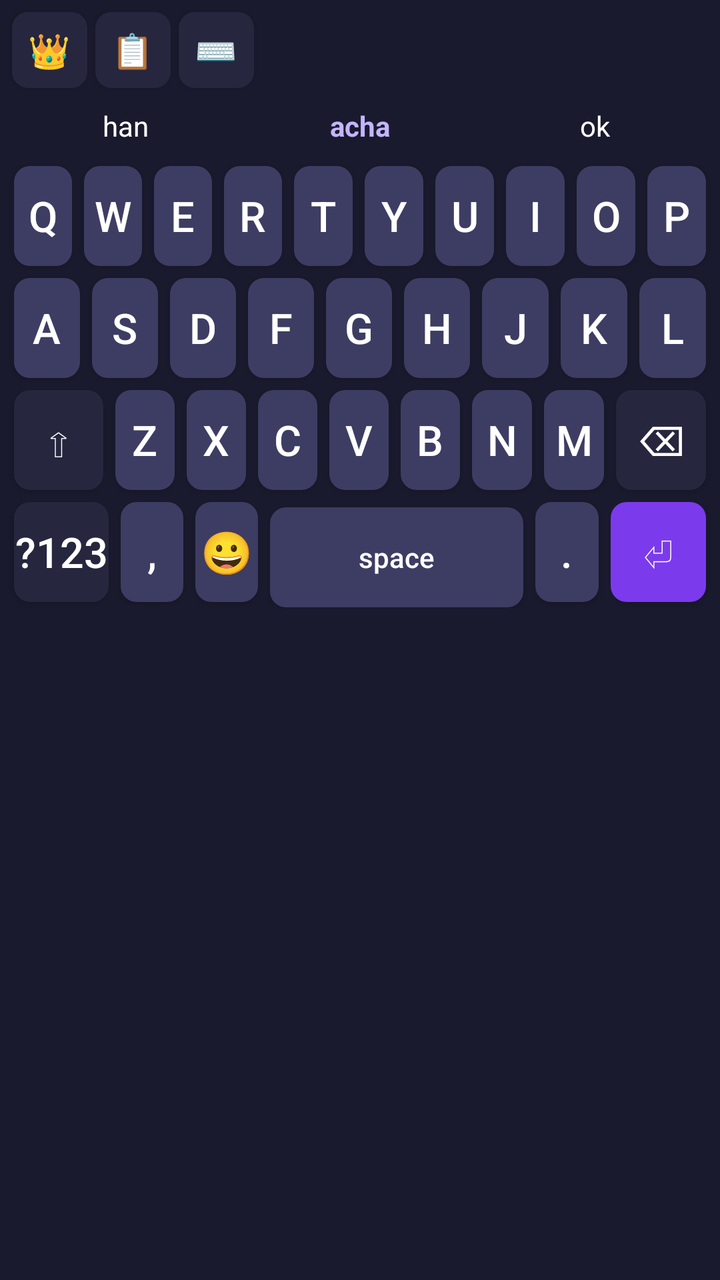
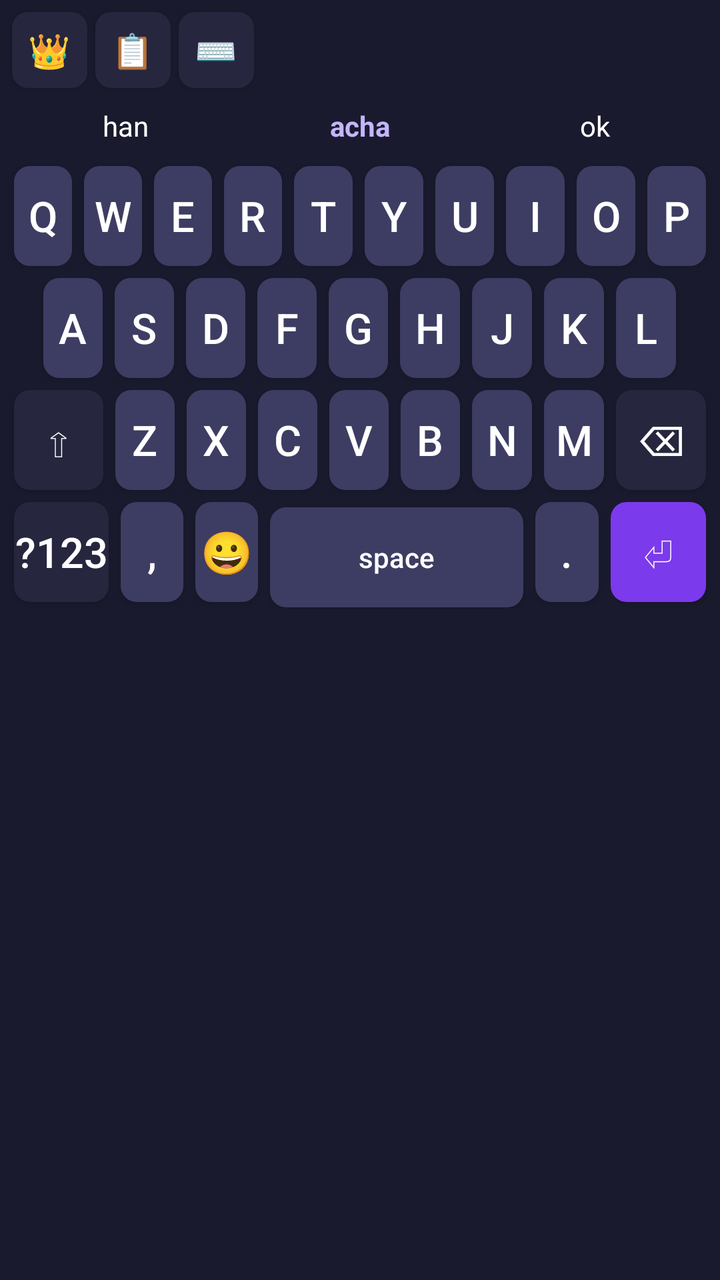

Screens rendered from an Android XML layout before and after an edit, with the pre-edit source and the edit as a unified diff.
<!-- AndroidManifest.xml: application theme Theme.FancyKeyboard -->
<!-- res/layout/keyboard_view.xml -->
<?xml version="1.0" encoding="utf-8"?>
<LinearLayout xmlns:android="http://schemas.android.com/apk/res/android"
    android:layout_width="match_parent"
    android:layout_height="wrap_content"
    android:orientation="vertical"
    android:background="#1A1A2E"
    android:padding="4dp">

    
    <LinearLayout android:layout_width="match_parent" android:layout_height="wrap_content" android:orientation="horizontal">
        <Button android:tag="TOGGLE" android:text="👑" style="@style/KbTool" />
        <Button android:tag="CLIP" android:text="📋" style="@style/KbTool" />
        <Button android:tag="HIDE" android:text="⌨️" style="@style/KbTool" />
        <View android:layout_width="0dp" android:layout_height="38dp" android:layout_weight="6" />
    </LinearLayout>

    
    <LinearLayout android:layout_width="match_parent" android:layout_height="wrap_content" android:orientation="horizontal">
        <TextView android:id="@+id/sug0" style="@style/KbSug" android:text="han" />
        <TextView android:id="@+id/sug1" style="@style/KbSug" android:text="acha" android:textStyle="bold" android:textColor="#C4B5FD" />
        <TextView android:id="@+id/sug2" style="@style/KbSug" android:text="ok" />
    </LinearLayout>

    
    <LinearLayout android:layout_width="match_parent" android:layout_height="wrap_content" android:orientation="horizontal">
        <Button android:tag="q" android:text="Q" style="@style/KbKey" />
        <Button android:tag="w" android:text="W" style="@style/KbKey" />
        <Button android:tag="e" android:text="E" style="@style/KbKey" />
        <Button android:tag="r" android:text="R" style="@style/KbKey" />
        <Button android:tag="t" android:text="T" style="@style/KbKey" />
        <Button android:tag="y" android:text="Y" style="@style/KbKey" />
        <Button android:tag="u" android:text="U" style="@style/KbKey" />
        <Button android:tag="i" android:text="I" style="@style/KbKey" />
        <Button android:tag="o" android:text="O" style="@style/KbKey" />
        <Button android:tag="p" android:text="P" style="@style/KbKey" />
    </LinearLayout>

    
    <LinearLayout android:layout_width="match_parent" android:layout_height="wrap_content" android:orientation="horizontal">
        <Button android:tag="a" android:text="A" style="@style/KbKey" />
        <Button android:tag="s" android:text="S" style="@style/KbKey" />
        <Button android:tag="d" android:text="D" style="@style/KbKey" />
        <Button android:tag="f" android:text="F" style="@style/KbKey" />
        <Button android:tag="g" android:text="G" style="@style/KbKey" />
        <Button android:tag="h" android:text="H" style="@style/KbKey" />
        <Button android:tag="j" android:text="J" style="@style/KbKey" />
        <Button android:tag="k" android:text="K" style="@style/KbKey" />
        <Button android:tag="l" android:text="L" style="@style/KbKey" />
    </LinearLayout>

    
    <LinearLayout android:layout_width="match_parent" android:layout_height="wrap_content" android:orientation="horizontal">
        <Button android:tag="SHIFT" android:text="⇧" style="@style/KbKeyWideDark" />
        <Button android:tag="z" android:text="Z" style="@style/KbKey" />
        <Button android:tag="x" android:text="X" style="@style/KbKey" />
        <Button android:tag="c" android:text="C" style="@style/KbKey" />
        <Button android:tag="v" android:text="V" style="@style/KbKey" />
        <Button android:tag="b" android:text="B" style="@style/KbKey" />
        <Button android:tag="n" android:text="N" style="@style/KbKey" />
        <Button android:tag="m" android:text="M" style="@style/KbKey" />
        <Button android:tag="BACK" android:text="⌫" style="@style/KbKeyWideDark" />
    </LinearLayout>

    
    <LinearLayout android:layout_width="match_parent" android:layout_height="wrap_content" android:orientation="horizontal">
        <Button android:tag="SYM" android:text="@string/sym_key" style="@style/KbKeyWideDark" />
        <Button android:tag="," android:text="," style="@style/KbKey" />
        <Button android:tag="EMOJI" android:text="😀" style="@style/KbKey" />
        <Button android:tag="SPACE" android:text="space" style="@style/KbKeySpace" />
        <Button android:tag="." android:text="." style="@style/KbKey" />
        <Button android:tag="ENTER" android:text="⏎" style="@style/KbKeyWideAccent" />
    </LinearLayout>

</LinearLayout>
<!-- resources referenced by this layout -->
<resources>
  <string name="sym_key">\?123</string>
  <style name="KbKeySpace" parent="KbKey">
          <item name="android:layout_weight">4</item>
          <item name="android:textSize">14sp</item>
      </style>
  <style name="KbKeyWideAccent" parent="KbKeyAccent">
          <item name="android:layout_weight">1.5</item>
      </style>
  <style name="KbKeyWideDark" parent="KbKeyDark">
          <item name="android:layout_weight">1.5</item>
      </style>
  <style name="KbSug">
          <item name="android:layout_width">0dp</item>
          <item name="android:layout_height">34dp</item>
          <item name="android:layout_weight">1</item>
          <item name="android:gravity">center</item>
          <item name="android:textSize">14sp</item>
          <item name="android:textColor">#FFFFFF</item>
          <item name="android:clickable">true</item>
          <item name="android:focusable">false</item>
          <item name="android:background">?android:attr/selectableItemBackground</item>
      </style>
  <style name="KbTool" parent="KbKey">
          <item name="android:layout_height">38dp</item>
          <item name="android:layout_margin">2dp</item>
          <item name="android:textSize">17sp</item>
          <item name="android:background">@drawable/key_bg_dark</item>
      </style>
  <style name="Theme.FancyKeyboard" parent="Theme.AppCompat.NoActionBar">
          <item name="android:windowBackground">#0f0c29</item>
          <item name="android:textColor">#ffffff</item>
          <item name="android:textColorPrimary">#ffffff</item>
      </style>
  <!-- drawable key_bg (drawable) -->
  <?xml version="1.0" encoding="utf-8"?>
  <selector xmlns:android="http://schemas.android.com/apk/res/android">
      <item android:state_pressed="true">
          <shape android:shape="rectangle">
              <solid android:color="#55557A" />
              <corners android:radius="8dp" />
          </shape>
      </item>
      <item>
          <shape android:shape="rectangle">
              <solid android:color="#3D3D63" />
              <corners android:radius="8dp" />
          </shape>
      </item>
  </selector>
  <style name="KbKeyAccent" parent="KbKey">
          <item name="android:background">@drawable/key_bg_accent</item>
      </style>
  <style name="KbKeyDark" parent="KbKey">
          <item name="android:background">@drawable/key_bg_dark</item>
      </style>
  <!-- drawable key_bg_dark (drawable) -->
  <?xml version="1.0" encoding="utf-8"?>
  <selector xmlns:android="http://schemas.android.com/apk/res/android">
      <item android:state_pressed="true">
          <shape android:shape="rectangle">
              <solid android:color="#3A3A55" />
              <corners android:radius="8dp" />
          </shape>
      </item>
      <item>
          <shape android:shape="rectangle">
              <solid android:color="#26263E" />
              <corners android:radius="8dp" />
          </shape>
      </item>
  </selector>
  <!-- drawable key_bg_accent (drawable) -->
  <?xml version="1.0" encoding="utf-8"?>
  <selector xmlns:android="http://schemas.android.com/apk/res/android">
      <item android:state_pressed="true">
          <shape android:shape="rectangle">
              <solid android:color="#6D28D9" />
              <corners android:radius="8dp" />
          </shape>
      </item>
      <item>
          <shape android:shape="rectangle">
              <solid android:color="#7C3AED" />
              <corners android:radius="8dp" />
          </shape>
      </item>
  </selector>
</resources>

<!-- the commit's change to res/layout/keyboard_view.xml (unified diff, before → after) -->
@@ -37,6 +37,7 @@
 
     
     <LinearLayout android:layout_width="match_parent" android:layout_height="wrap_content" android:orientation="horizontal">
+        <View android:layout_width="0dp" android:layout_height="50dp" android:layout_weight="0.5" />
         <Button android:tag="a" android:text="A" style="@style/KbKey" />
         <Button android:tag="s" android:text="S" style="@style/KbKey" />
         <Button android:tag="d" android:text="D" style="@style/KbKey" />
@@ -46,6 +47,7 @@
         <Button android:tag="j" android:text="J" style="@style/KbKey" />
         <Button android:tag="k" android:text="K" style="@style/KbKey" />
         <Button android:tag="l" android:text="L" style="@style/KbKey" />
+        <View android:layout_width="0dp" android:layout_height="50dp" android:layout_weight="0.5" />
     </LinearLayout>
 
     
